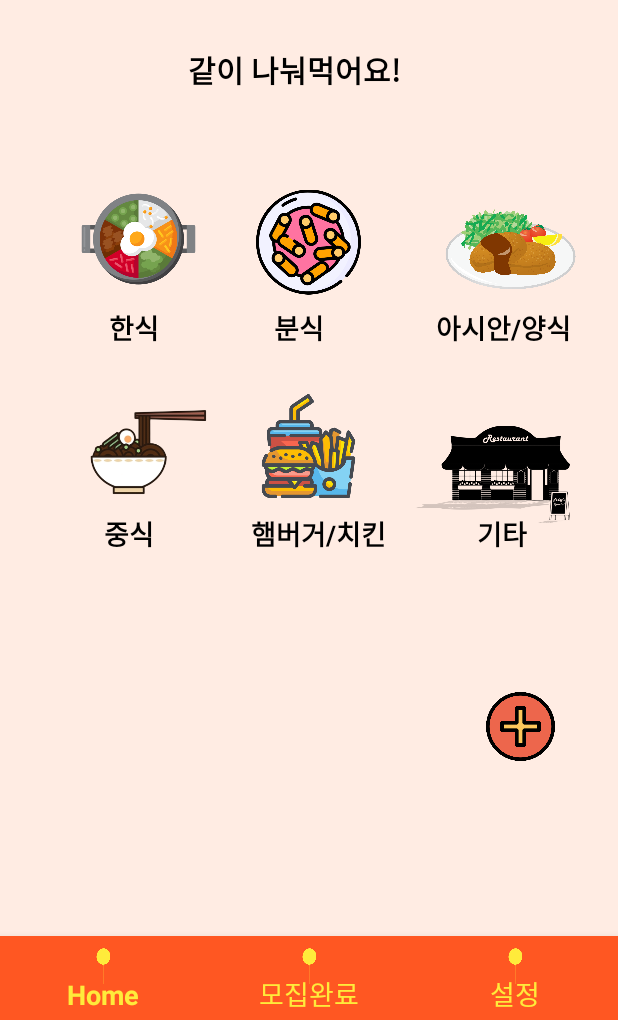
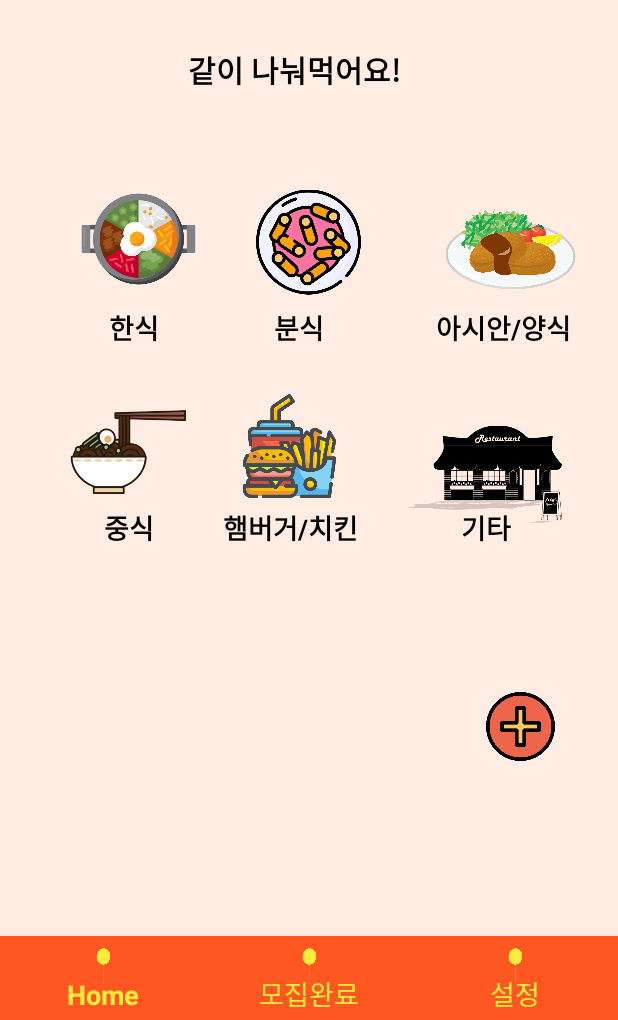
Before and after one commit to ashpurple/Food-Mate, an Android app: the screen it shows after launch once a user with an empty profile is signed in (MainActivity), on a phone screen of 412 x 824 dp, the part 216-1236 px from its top. Run offline under Robolectric (Android 15) with nearby library versions, the phone set to English and light mode, and no system bars; our stand-ins replace Firebase (no records; nobody signed in at launch, a user with empty details on screens opened directly), navigation-ui; Roboto replaces fonts that are not available here.

Commit message:
Add Etc category

```diff
--- a/app/src/main/java/com/example/foodmate/ui/recruiting/RecruitingFragment.java
+++ b/app/src/main/java/com/example/foodmate/ui/recruiting/RecruitingFragment.java
@@ -40,7 +40,7 @@ public class RecruitingFragment extends Fragment {
         root.findViewById(R.id.btn_addNew).setOnClickListener(onClickListener);
         root.findViewById(R.id.btn_korean).setOnClickListener(onClickListener);
         root.findViewById(R.id.btn_schoolfood).setOnClickListener(onClickListener);
-        root.findViewById(R.id.btn_chicken).setOnClickListener(onClickListener);
+        root.findViewById(R.id.btn_Asianfood).setOnClickListener(onClickListener);
         root.findViewById(R.id.btn_fastfood).setOnClickListener(onClickListener);
         root.findViewById(R.id.btn_chinese).setOnClickListener(onClickListener);
 
@@ -66,7 +66,7 @@ public class RecruitingFragment extends Fragment {
                     category="분식";
                     startListActivity(ListActivity.class,flag,status,category);
                     break;
-                case R.id.btn_chicken:
+                case R.id.btn_Asianfood:
                     category="치킨";
                     startListActivity(ListActivity.class,flag,status,category);
                     break;
--- a/app/src/main/res/layout/fragment_recruiting.xml
+++ b/app/src/main/res/layout/fragment_recruiting.xml
@@ -122,7 +122,7 @@
                 app:layout_constraintStart_toStartOf="parent" />
 
             <ImageButton
-                android:id="@+id/btn_chicken"
+                android:id="@+id/btn_Asianfood"
                 android:layout_width="124dp"
                 android:layout_height="109dp"
                 android:layout_marginLeft="49dp"
@@ -178,7 +178,7 @@
                 android:src="@drawable/food4_fastfood"
                 app:layout_constraintBottom_toBottomOf="parent"
                 app:layout_constraintEnd_toEndOf="parent"
-                app:layout_constraintHorizontal_bias="0.498"
+                app:layout_constraintHorizontal_bias="0.459"
                 app:layout_constraintStart_toStartOf="parent" />
 
             <TextView
@@ -187,7 +187,7 @@
                 android:layout_height="wrap_content"
                 android:layout_below="@id/btn_chinese"
                 android:layout_marginRight="10dp"
-                android:layout_marginBottom="24dp"
+                android:layout_marginBottom="28dp"
                 android:layout_toLeftOf="@id/blank"
                 android:text="햄버거/치킨"
                 android:textColor="@color/black"
@@ -195,7 +195,7 @@
                 android:textStyle="bold"
                 app:layout_constraintBottom_toBottomOf="parent"
                 app:layout_constraintEnd_toEndOf="parent"
-                app:layout_constraintHorizontal_bias="0.536"
+                app:layout_constraintHorizontal_bias="0.476"
                 app:layout_constraintStart_toStartOf="parent" />
 
             <ImageView
@@ -206,7 +206,7 @@
                 android:layout_marginBottom="48dp"
                 app:layout_constraintBottom_toBottomOf="parent"
                 app:layout_constraintEnd_toEndOf="parent"
-                app:layout_constraintHorizontal_bias="0.84"
+                app:layout_constraintHorizontal_bias="0.801"
                 app:layout_constraintStart_toStartOf="parent" />
 
             <ImageButton
@@ -225,7 +225,7 @@
                 android:src="@drawable/food5_chinesefood"
                 app:layout_constraintBottom_toBottomOf="parent"
                 app:layout_constraintEnd_toEndOf="parent"
-                app:layout_constraintHorizontal_bias="0.135"
+                app:layout_constraintHorizontal_bias="0.092"
                 app:layout_constraintStart_toStartOf="parent" />
 
             <TextView
@@ -234,7 +234,7 @@
                 android:layout_height="wrap_content"
                 android:layout_below="@id/btn_chinese"
                 android:layout_marginLeft="14dp"
-                android:layout_marginBottom="24dp"
+                android:layout_marginBottom="28dp"
                 android:layout_toRightOf="@id/blank"
                 android:text="중식"
                 android:textColor="@color/black"
@@ -243,7 +243,8 @@
                 app:layout_constraintBottom_toBottomOf="parent"
                 app:layout_constraintEnd_toEndOf="parent"
                 app:layout_constraintHorizontal_bias="0.152"
-                app:layout_constraintStart_toStartOf="parent"/>
+                app:layout_constraintStart_toStartOf="parent" />
+
 
             <ImageButton
                 android:id="@+id/btn_Etc"
@@ -261,16 +262,16 @@
                 android:src="@drawable/etc"
                 app:layout_constraintBottom_toBottomOf="parent"
                 app:layout_constraintEnd_toEndOf="parent"
-                app:layout_constraintHorizontal_bias="0.916"
+                app:layout_constraintHorizontal_bias="0.898"
                 app:layout_constraintStart_toStartOf="parent" />
 
             <TextView
-                android:id="@+id/txt_food6"
+                android:id="@+id/Etc"
                 android:layout_width="wrap_content"
                 android:layout_height="wrap_content"
-                android:layout_below="@id/btn_chinese"
+
                 android:layout_marginLeft="14dp"
-                android:layout_marginBottom="24dp"
+                android:layout_marginBottom="28dp"
                 android:layout_toRightOf="@id/blank"
                 android:text="기타"
                 android:textColor="@color/black"
@@ -278,7 +279,7 @@
                 android:textStyle="bold"
                 app:layout_constraintBottom_toBottomOf="parent"
                 app:layout_constraintEnd_toEndOf="parent"
-                app:layout_constraintHorizontal_bias="0.833"
+                app:layout_constraintHorizontal_bias="0.805"
                 app:layout_constraintStart_toStartOf="parent"
 
                 />
--- a/app/src/main/res/layout/fragment_settings.xml
+++ b/app/src/main/res/layout/fragment_settings.xml
@@ -61,6 +61,7 @@
         android:text="nickname"
         android:textColor="@color/black"
         android:textSize="25dp"
+        android:textStyle="bold"
         app:layout_constraintBottom_toBottomOf="parent"
         app:layout_constraintEnd_toEndOf="parent"
         app:layout_constraintHorizontal_bias="0.056"
```
